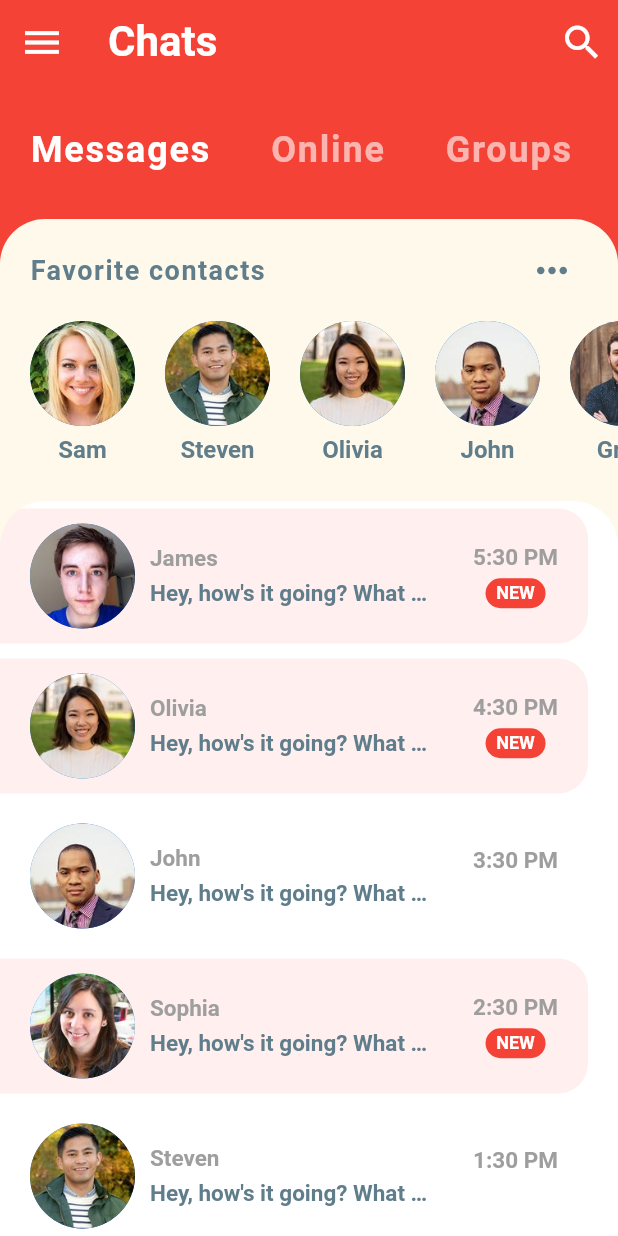
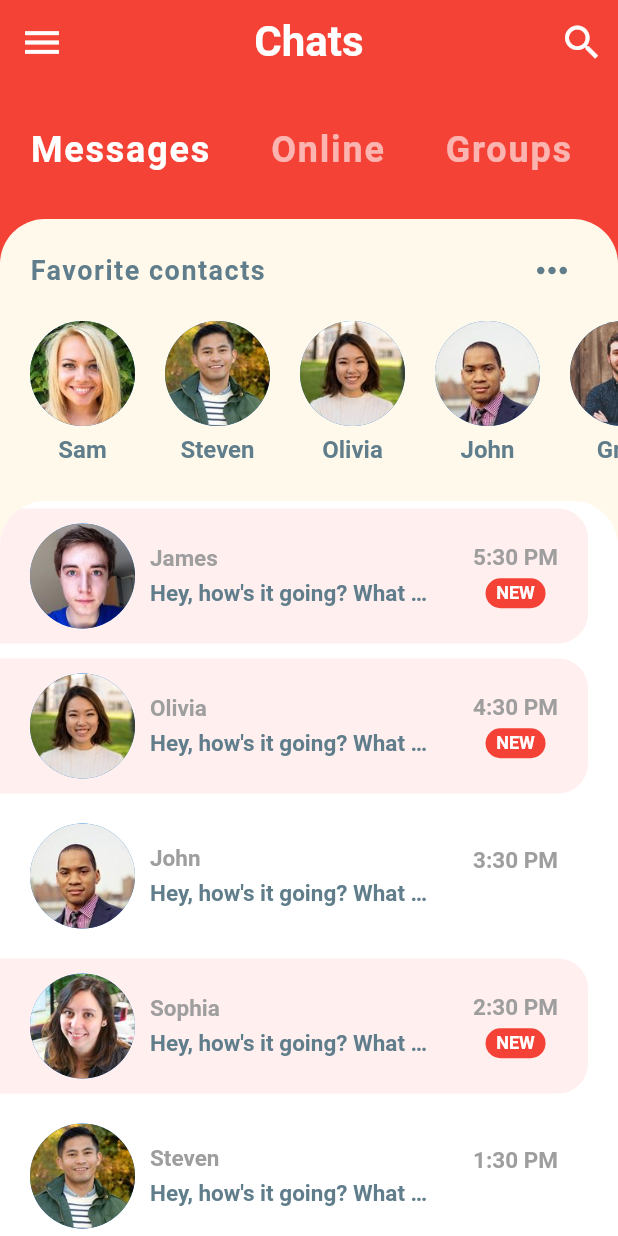
Before and after one commit to milosursulovic/chat_ui, a Flutter app: the screen it shows after launch, after a tap on the "keyboard control" icon, on a phone screen of 412 x 824 dp. Run offline on Flutter 3.47's test engine with Material 2 defaults, Android fonts, the phone set to English and light mode, and no system bars.

Commit message:
Add chat screen and app bar on it

```diff
--- a/lib/screens/home_screen.dart
+++ b/lib/screens/home_screen.dart
@@ -16,6 +16,7 @@ class _HomeScreenState extends State<HomeScreen> {
     return Scaffold(
         backgroundColor: Theme.of(context).colorScheme.primary,
         appBar: AppBar(
+          centerTitle: true,
           leading: IconButton(
             icon: const Icon(Icons.menu),
             iconSize: 30.0,
--- a/lib/widgets/favorite_contacts.dart
+++ b/lib/widgets/favorite_contacts.dart
@@ -1,5 +1,7 @@
 import 'package:chat_ui/models/message_model.dart';
 import 'package:flutter/material.dart';
+
+import '../screens/chat_screen.dart';
 
 class FavoriteContacts extends StatelessWidget {
   const FavoriteContacts({Key? key}) : super(key: key);
@@ -36,7 +38,12 @@ class FavoriteContacts extends StatelessWidget {
                 scrollDirection: Axis.horizontal,
                 itemCount: favorites.length,
                 itemBuilder: (BuildContext context, int index) {
-                  return Padding(
+                  return GestureDetector(
+                    onTap: () => Navigator.push(
+                        context,
+                        MaterialPageRoute(
+                            builder: (_) => ChatScreen(user: favorites[index]))),
+                    child: Padding(
                       padding: const EdgeInsets.all(10.0),
                       child: Column(
                         children: [
@@ -55,6 +62,7 @@ class FavoriteContacts extends StatelessWidget {
                           ),
                         ],
                       ),
+                    ),
                   );
                 }),
           )
--- a/lib/widgets/recent_chats.dart
+++ b/lib/widgets/recent_chats.dart
@@ -1,4 +1,6 @@
+import 'package:chat_ui/screens/chat_screen.dart';
 import 'package:flutter/material.dart';
+
 import '../models/message_model.dart';
 
 class RecentChats extends StatelessWidget {
@@ -21,14 +23,20 @@ class RecentChats extends StatelessWidget {
               itemCount: chats.length,
               itemBuilder: (BuildContext context, int index) {
                 final Message chat = chats[index];
-                return Container(
-                  margin:
-                      const EdgeInsets.only(top: 5.0, bottom: 5.0, right: 20.0),
+                return GestureDetector(
+                  onTap: () => Navigator.push(
+                      context,
+                      MaterialPageRoute(
+                          builder: (_) => ChatScreen(user: chat.sender))),
+                  child: Container(
+                    margin: const EdgeInsets.only(
+                        top: 5.0, bottom: 5.0, right: 20.0),
                     padding: const EdgeInsets.symmetric(
                         horizontal: 20.0, vertical: 10.0),
                     decoration: BoxDecoration(
-                      color:
-                          chat.unread ? const Color(0xFFFFEFEE) : Colors.white,
+                        color: chat.unread
+                            ? const Color(0xFFFFEFEE)
+                            : Colors.white,
                         borderRadius: const BorderRadius.only(
                             topRight: Radius.circular(20.0),
                             bottomRight: Radius.circular(20.0))),
@@ -54,7 +62,8 @@ class RecentChats extends StatelessWidget {
                                 ),
                                 const SizedBox(height: 5.0),
                                 Container(
-                                width: MediaQuery.of(context).size.width * 0.45,
+                                  width:
+                                      MediaQuery.of(context).size.width * 0.45,
                                   child: Text(
                                     chat.text,
                                     style: const TextStyle(
@@ -78,12 +87,16 @@ class RecentChats extends StatelessWidget {
                                   fontWeight: FontWeight.bold),
                             ),
                             const SizedBox(height: 5.0),
-                          chat.unread ? Container(
+                            chat.unread
+                                ? Container(
                                     width: 40.0,
                                     height: 20.0,
                                     decoration: BoxDecoration(
-                                color: Theme.of(context).colorScheme.primary,
-                                borderRadius: BorderRadius.circular(20.0)),
+                                        color: Theme.of(context)
+                                            .colorScheme
+                                            .primary,
+                                        borderRadius:
+                                            BorderRadius.circular(20.0)),
                                     alignment: Alignment.center,
                                     child: const Text(
                                       "NEW",
@@ -92,10 +105,12 @@ class RecentChats extends StatelessWidget {
                                           fontSize: 12.0,
                                           fontWeight: FontWeight.bold),
                                     ),
-                          ) : const Text("")
+                                  )
+                                : const Text("")
                           ],
                         )
                       ],
+                    ),
                   ),
                 );
               }),
```
Also changed, not shown: lib/screens/chat_screen.dart (added, +33 -0 lines). Lines whose indentation alone changed are shown as unchanged.
